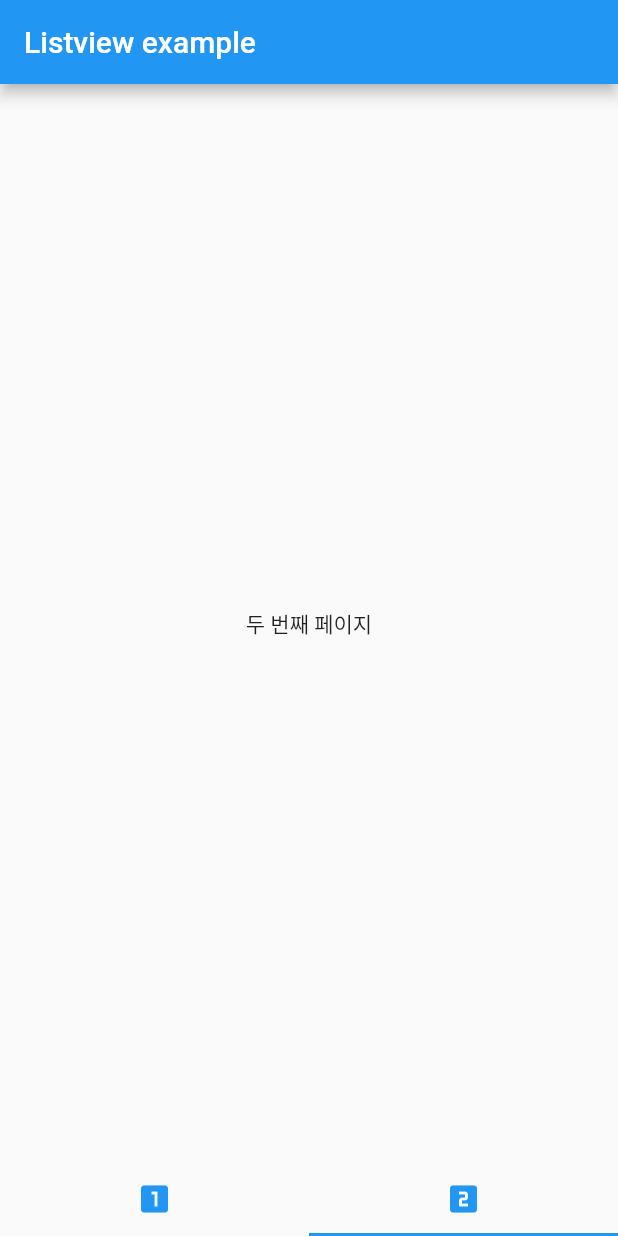
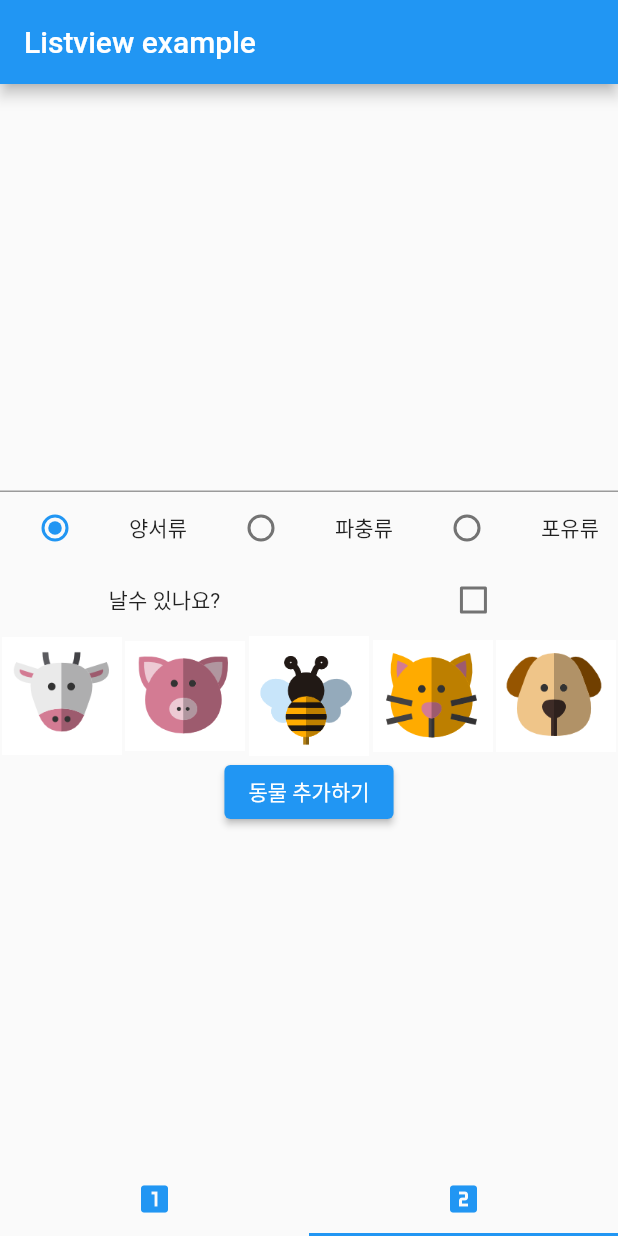
Before and after one commit to lee-kangpyo/test-flutter, a Flutter app: the screen it shows after launch, tab 2 chosen, on a phone screen of 412 x 824 dp. Run offline on Flutter 3.47's test engine with Material 2 defaults, Android fonts, the phone set to English and light mode, and no system bars.

Commit message:
동물을 추가하는 페이지 만들기

```diff
--- a/FirstApp/listview_example/lib/sub/secondPage.dart
+++ b/FirstApp/listview_example/lib/sub/secondPage.dart
@@ -1,18 +1,110 @@
 import 'package:flutter/material.dart';
 import '../animalItem.dart';
 
-class SecondApp extends StatelessWidget{
+class SecondApp extends StatefulWidget{
   final List<Animal> list;
   SecondApp({required Key key, required this.list}) : super(key: key);
+  @override
+  State createState() => _SecondApp();
+  /*
+  @override
+  State createState() {
+    return _SecondApp();
+  }
+  */
+
+}
+
+class _SecondApp extends State<SecondApp> {
+  final nameController = TextEditingController();
+  int _radioValue = 0;
+  bool flyExist = false;
+  var _imagePath;
 
   @override
   Widget build(BuildContext context) {
     return Scaffold(
-      body: Container(
+      body:Container(
         child: Center(
-          child: Text("두 번째 페이지"),
+          child: Column(
+            mainAxisAlignment: MainAxisAlignment.center,
+            children: [
+              TextField(
+                controller: nameController,
+                keyboardType: TextInputType.text,
+                maxLines: 1,
+              ),
+              Row(
+                mainAxisAlignment: MainAxisAlignment.spaceAround,
+                children: [
+                  Radio(value: 0, groupValue: _radioValue, onChanged:_radioChange),
+                  Text("양서류"),
+                  Radio(value: 1, groupValue: _radioValue, onChanged:_radioChange),
+                  Text("파충류"),
+                  Radio(value: 2, groupValue: _radioValue, onChanged:_radioChange),
+                  Text("포유류")
+                ],
+              ),
+              Row(
+                mainAxisAlignment: MainAxisAlignment.spaceAround,
+                children: [
+                  Text("날수 있나요?"),
+                  Checkbox(value: flyExist,
+                    onChanged: (check){
+                      setState(() {
+                        flyExist = check!;
+                      });
+                    }
+                  )
+                ],
+              ),
+              Row(
+                mainAxisAlignment: MainAxisAlignment.spaceAround,
+                children: [
+                  GestureDetector(
+                    child: Image.asset("repo/images/cow.png", width: 80,),
+                    onTap: (){
+                      _imagePath = "repo/images/cow.png";
+                    },
+                  ),
+                  GestureDetector(
+                    child:Image.asset("repo/images/pig.png", width: 80,),
+                    onTap: (){
+                      _imagePath = "repo/images/pig.png";
+                    },
+                  ),
+                  GestureDetector(
+                    child:Image.asset("repo/images/bee.png", width:80,),
+                    onTap: (){
+                      _imagePath = "repo/images/bee.png";
+                    },
+                  ),
+                  GestureDetector(
+                    child: Image.asset("repo/images/cat.png", width:80,),
+                    onTap: (){
+                      _imagePath = "repo/images/cat.png";
+                    },
+                  ),
+                  GestureDetector(
+                    child: Image.asset("repo/images/dog.png", width: 80,),
+                    onTap: (){
+                      _imagePath = "repo/images/dog.png";
+                    },
+                  ),
+
+                ],
+              ),
+              ElevatedButton(onPressed: (){}, child: Text("동물 추가하기"))
+            ],
+          ),
         ),
       ),
     );
   }
+  _radioChange(int? value){
+    setState(() {
+      _radioValue = value!;
+      print(_radioValue);
+    });
+  }
 }
```
